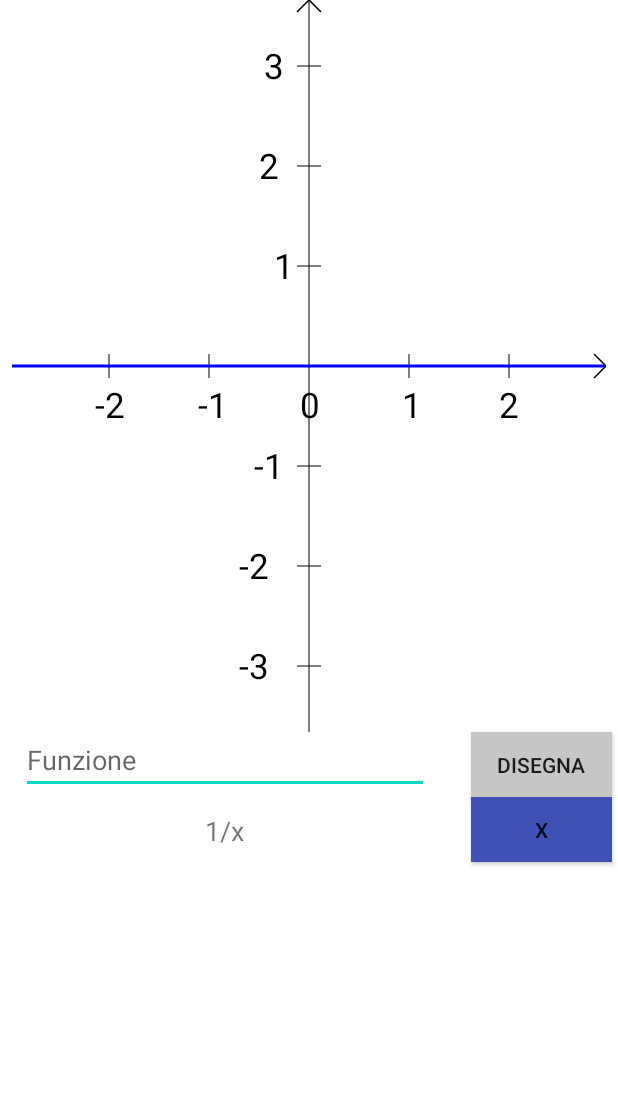
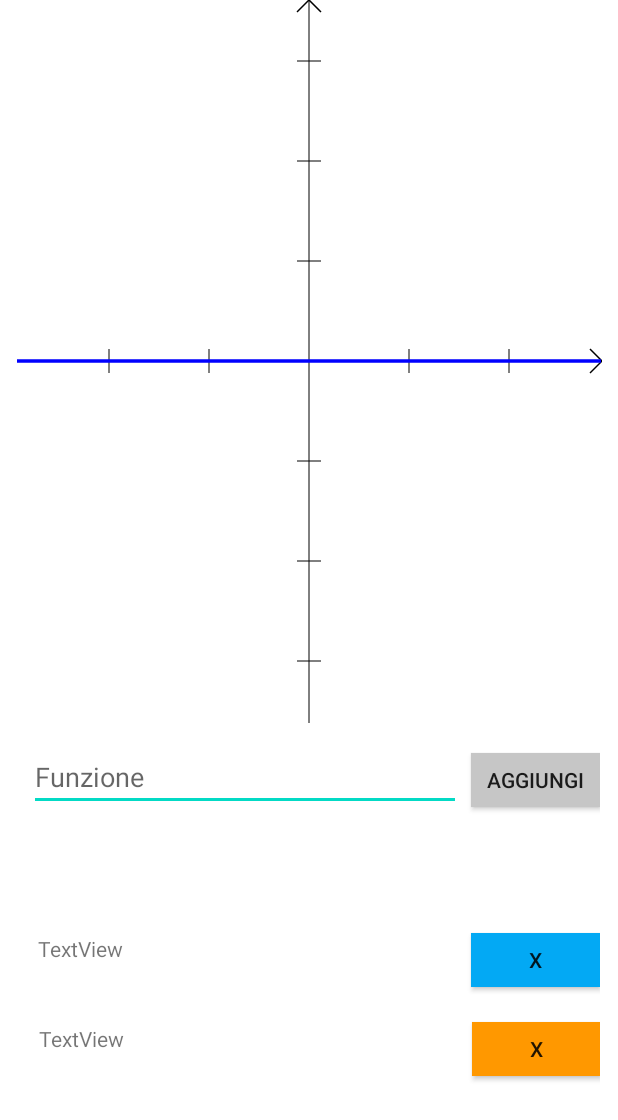
Before and after one commit to rxfiu/F_QMath, an Android app: the screen it shows after launch (MainActivity), after a tap on an icon or button, on a phone screen of 412 x 824 dp. Shown: the top 1120 px of the screen. Run offline under Robolectric (Android 15) with nearby library versions, the phone set to English and light mode, and no system bars; 3 statements that could not run were skipped; 1 other tap on this screen came first.

Commit message:
TO DO: two functions

```diff
--- a/app/build.gradle
+++ b/app/build.gradle
@@ -27,6 +27,8 @@ dependencies {
     implementation 'androidx.appcompat:appcompat:1.2.0'
     implementation 'androidx.constraintlayout:constraintlayout:2.0.4'
     implementation files('libs\\exp4j-0.4.8.jar')
+    implementation 'androidx.legacy:legacy-support-v4:1.0.0'
+    implementation 'androidx.recyclerview:recyclerview:1.1.0'
     testImplementation 'junit:junit:4.12'
     androidTestImplementation 'androidx.test.ext:junit:1.1.2'
     androidTestImplementation 'androidx.test.espresso:espresso-core:3.3.0'
--- a/app/src/main/java/com/example/disegnofunzione/Graph.java
+++ b/app/src/main/java/com/example/disegnofunzione/Graph.java
@@ -242,4 +242,10 @@ public class Graph {
         //functions.add(functionToDraw);
         //drawFunction(functions.get(0));
     }
+    public void deleteFunction(String fx) {
+        FunctionToDraw functionToDraw = new FunctionToDraw(this, fx, Color.WHITE);
+        eraseFunction(functionToDraw);
+        //functions.add(functionToDraw);
+        //drawFunction(functions.get(0));
+    }
 }
--- a/app/src/main/java/com/example/disegnofunzione/MainActivity.java
+++ b/app/src/main/java/com/example/disegnofunzione/MainActivity.java
@@ -1,23 +1,19 @@
 package com.example.disegnofunzione;
 
 import androidx.appcompat.app.AppCompatActivity;
-import androidx.core.content.res.ResourcesCompat;
 
-import android.content.Context;
 import android.graphics.Bitmap;
 import android.graphics.Canvas;
 import android.graphics.Color;
 import android.graphics.Paint;
 import android.graphics.Path;
+import android.graphics.PixelFormat;
 import android.graphics.Rect;
-import android.graphics.Typeface;
 import android.os.Bundle;
-import android.text.TextPaint;
 import android.view.View;
+import android.view.ViewTreeObserver;
 import android.widget.EditText;
 import android.widget.ImageView;
-
-import java.util.ResourceBundle;
 
 public class MainActivity extends AppCompatActivity {
     float centerX, centerY, endX, endY;
@@ -26,54 +22,100 @@ public class MainActivity extends AppCompatActivity {
     float offset = 10;
     float scale = 100f, scaleX = 1, scaleY = 1;
 
+    public Graph getGraph() {
+        return graph;
+    }
+
+    private Graph graph;
+
+    private void configGraph() {
+        final ImageView img = findViewById(R.id.imageView);
+        img.getViewTreeObserver().addOnGlobalLayoutListener(new ViewTreeObserver.OnGlobalLayoutListener() {
+            @Override
+            public void onGlobalLayout() {
+                //Remove it here unless you want to get this callback for EVERY
+                //layout pass, which can get you into infinite loops if you ever
+                //modify the layout from within this method.
+                img.getViewTreeObserver().removeOnGlobalLayoutListener(this);
+
+                //Now you can get the width and height from content
+                int width = img.getWidth();
+                int height = img.getHeight();
+
+                bitmap = Bitmap.createBitmap(width, height, Bitmap.Config.ARGB_8888);
+                img.setImageBitmap(bitmap);
+
+                Canvas canvas = new Canvas(bitmap);
+                graph = new Graph(canvas);
+            }
+        });
+    }
+
     @Override
     protected void onCreate(Bundle savedInstanceState) {
         super.onCreate(savedInstanceState);
         setContentView(R.layout.activity_main);
+        getWindow().setFormat(PixelFormat.RGB_565);
+        configGraph();
     }
 
-    public void onButtonTestClick(View v)
-    {
-        ImageView img = findViewById(R.id.imageView);
-        int width = img.getWidth();
-        int height = img.getHeight();
+    public void onButtonAddFunctionClick(View v) {
 
-        bitmap = Bitmap.createBitmap(width, height, Bitmap.Config.ARGB_8888);
-        img.setImageBitmap(bitmap);
+        EditText funcTxt = findViewById(R.id.editTextFunction);
+        String fx = funcTxt.getText().toString();
 
-        Canvas canvas = new Canvas(bitmap);
+        Graph graph = getGraph();
 
-        /*disegna grafico vuoto */
-        Paint paint = new Paint();
-        paint.setColor(Color.BLACK);
-        paint.setStrokeWidth(1);
+        graph.addFunction(fx);
+//        ImageView img = findViewById(R.id.imageView);
+//        int width = img.getWidth();
+//        int height = img.getHeight();
+//
+//        bitmap = Bitmap.createBitmap(width, height, Bitmap.Config.ARGB_8888);
+//        img.setImageBitmap(bitmap);
+//
+//        Canvas canvas = new Canvas(bitmap);
+//
+//        /*disegna grafico vuoto */
+//        Paint paint = new Paint();
+//        paint.setColor(Color.BLACK);
+//        paint.setStrokeWidth(1);
+//
+//        endX = canvas.getClipBounds().right;
+//        endY = canvas.getClipBounds().bottom;
+//        centerX = canvas.getClipBounds().centerX();
+//        centerY = canvas.getClipBounds().centerY();
+//
+//        canvas.drawLine(centerX, 0, centerX, endY, paint);
+//        canvas.drawLine(0, centerY, endX, centerY, paint);
+//        //frecce
+//
+//        drawArrows(canvas);
+//        drawScale(canvas, scale);
+//        drawIndexes(canvas, scale);
+//
+//
+//        /*prepara funzione*/
+//        EditText funcTxt = findViewById(R.id.FunctionText);
+//        String funzione = funcTxt.getText().toString();
+//        try {
+//            mathFunction = new Function(funzione);
+//        }
+//        catch (Exception e) {
+//            mathFunction = new Function("0");
+//        }
+//
+//        /*disegna*/
+//        disegnaFunzione(bitmap);
+    }
 
-        endX = canvas.getClipBounds().right;
-        endY = canvas.getClipBounds().bottom;
-        centerX = canvas.getClipBounds().centerX();
-        centerY = canvas.getClipBounds().centerY();
+    public void onButtonDeleteFunctionClick(View v){
+        EditText funcTxt = findViewById(R.id.editTextFunction);
+        String fx = funcTxt.getText().toString();
 
-        canvas.drawLine(centerX, 0, centerX, endY, paint);
-        canvas.drawLine(0, centerY, endX, centerY, paint);
-        //frecce
+        Graph graph = getGraph();
 
-        drawArrows(canvas);
-        drawScale(canvas, scale);
-        drawIndexes(canvas, scale);
-
-
-        /*prepara funzione*/
-        EditText funcTxt = findViewById(R.id.FunctionText);
-        String funzione = funcTxt.getText().toString();
-        try {
-            mathFunction = new Function(funzione);
-        }
-        catch (Exception e) {
-            mathFunction = new Function("0");
-        }
-
-        /*disegna*/
-        disegnaFunzione(bitmap);
+        graph.deleteFunction(fx);
     }
 
 
--- /dev/null
+++ b/app/src/main/java/com/example/disegnofunzione/fragmentFunction.java
@@ -0,0 +1,64 @@
+package com.example.disegnofunzione;
+
+import android.os.Bundle;
+
+import androidx.fragment.app.Fragment;
+
+import android.view.LayoutInflater;
+import android.view.View;
+import android.view.ViewGroup;
+
+/**
+ * A simple {@link Fragment} subclass.
+ * Use the {@link fragmentFunction#newInstance} factory method to
+ * create an instance of this fragment.
+ */
+public class fragmentFunction extends Fragment {
+
+    // TODO: Rename parameter arguments, choose names that match
+    // the fragment initialization parameters, e.g. ARG_ITEM_NUMBER
+    private static final String ARG_PARAM1 = "fx";
+    private static final String ARG_PARAM2 = "color";
+
+    // TODO: Rename and change types of parameters
+    private String fx;
+    private String color;
+
+    public fragmentFunction() {
+        // Required empty public constructor
+    }
+
+    /**
+     * Use this factory method to create a new instance of
+     * this fragment using the provided parameters.
+     *
+     * @param fx Parameter 1.
+     * @param color Parameter 2.
+     * @return A new instance of fragment fragmentFunction.
+     */
+    // TODO: Rename and change types and number of parameters
+    public static fragmentFunction newInstance(String fx, String color) {
+        fragmentFunction fragment = new fragmentFunction();
+        Bundle args = new Bundle();
+        args.putString(ARG_PARAM1, fx);
+        args.putString(ARG_PARAM2, color);
+        fragment.setArguments(args);
+        return fragment;
+    }
+
+    @Override
+    public void onCreate(Bundle savedInstanceState) {
+        super.onCreate(savedInstanceState);
+        if (getArguments() != null) {
+            fx = getArguments().getString(ARG_PARAM1);
+            color = getArguments().getString(ARG_PARAM2);
+        }
+    }
+
+    @Override
+    public View onCreateView(LayoutInflater inflater, ViewGroup container,
+                             Bundle savedInstanceState) {
+        // Inflate the layout for this fragment
+        return inflater.inflate(R.layout.fragment_function, container, false);
+    }
+}
--- a/app/src/main/res/layout/activity_main.xml
+++ b/app/src/main/res/layout/activity_main.xml
@@ -7,70 +7,119 @@
     android:background="#FFFFFF"
     tools:context=".MainActivity">
 
-    <Button
-        android:id="@+id/buttonTest"
-        android:layout_width="94dp"
-        android:layout_height="43dp"
-        android:layout_marginEnd="4dp"
-        android:layout_marginRight="4dp"
-        android:background="#C6C6C6"
-        android:onClick="onButtonTestClick"
-        android:text="Disegna"
-        app:layout_constraintEnd_toEndOf="parent"
-        app:layout_constraintTop_toBottomOf="@+id/imageView" />
-
-    <Button
-        android:id="@+id/buttonTest2"
-        android:layout_width="94dp"
-        android:layout_height="43dp"
-        android:layout_marginEnd="4dp"
-        android:layout_marginRight="4dp"
-        android:background="#3F51B5"
-        android:onClick="onButtonTestClick"
-        android:text="X"
-        app:layout_constraintEnd_toEndOf="parent"
-        app:layout_constraintHorizontal_bias="1.0"
-        app:layout_constraintStart_toEndOf="@+id/textView"
-        app:layout_constraintTop_toBottomOf="@+id/buttonTest" />
-
     <ImageView
         android:id="@+id/imageView"
-        android:layout_width="396dp"
-        android:layout_height="488dp"
-        android:background="@android:color/transparent"
+        android:layout_width="390dp"
+        android:layout_height="482dp"
+        android:adjustViewBounds="true"
+        android:background="@android:color/white"
+        android:contentDescription="Graph"
         app:layout_constraintEnd_toEndOf="parent"
         app:layout_constraintStart_toStartOf="parent"
         app:layout_constraintTop_toTopOf="parent"
         tools:srcCompat="@tools:sample/avatars[5]" />
 
+    <androidx.constraintlayout.widget.ConstraintLayout
+        android:id="@+id/constraintLayoutFunction"
+        android:layout_width="388dp"
+        android:layout_height="60dp"
+        android:layout_marginTop="8dp"
+        app:layout_constraintEnd_toEndOf="parent"
+        app:layout_constraintStart_toStartOf="parent"
+        app:layout_constraintTop_toBottomOf="@+id/imageView">
+
         <EditText
-        android:id="@+id/FunctionText"
-        android:layout_width="272dp"
+            android:id="@+id/editTextFunction"
+            android:layout_width="288dp"
             android:layout_height="41dp"
-        android:layout_marginStart="16dp"
-        android:layout_marginLeft="16dp"
-        android:layout_marginEnd="32dp"
-        android:layout_marginRight="32dp"
             android:ems="10"
             android:hint="Funzione"
             android:inputType="textPersonName"
-        app:layout_constraintEnd_toStartOf="@+id/buttonTest"
-        app:layout_constraintHorizontal_bias="0.421"
+            app:layout_constraintBottom_toBottomOf="parent"
+            app:layout_constraintEnd_toStartOf="@+id/buttonAddFunction"
             app:layout_constraintStart_toStartOf="parent"
-        app:layout_constraintTop_toBottomOf="@+id/imageView" />
+            app:layout_constraintTop_toTopOf="parent" />
+
+        <Button
+            android:id="@+id/buttonAddFunction"
+            android:layout_width="86dp"
+            android:layout_height="36dp"
+            android:background="#C6C6C6"
+            android:onClick="onButtonAddFunctionClick"
+            android:text="Aggiungi"
+            app:layout_constraintBottom_toBottomOf="parent"
+            app:layout_constraintEnd_toEndOf="parent"
+            app:layout_constraintTop_toTopOf="parent" />
+    </androidx.constraintlayout.widget.ConstraintLayout>
+
+    <LinearLayout
+        android:layout_width="387dp"
+        android:layout_height="154dp"
+        android:orientation="vertical"
+        app:layout_constraintBottom_toBottomOf="parent"
+        app:layout_constraintEnd_toEndOf="parent"
+        app:layout_constraintStart_toStartOf="parent"
+        app:layout_constraintTop_toBottomOf="@+id/constraintLayoutFunction">
+
+        <androidx.constraintlayout.widget.ConstraintLayout
+            android:id="@+id/constraintLayoutFunction"
+            android:layout_width="match_parent"
+            android:layout_height="59dp"
+            app:layout_constraintEnd_toEndOf="parent"
+            app:layout_constraintStart_toStartOf="parent"
+            tools:layout_editor_absoluteY="568dp">
+
+            <Button
+                android:id="@+id/buttonAddFunction"
+                android:layout_width="86dp"
+                android:layout_height="36dp"
+                android:background="#03A9F4"
+                android:onClick="onButtonAddFunctionClick"
+                android:text="x"
+                app:layout_constraintBottom_toBottomOf="parent"
+                app:layout_constraintEnd_toEndOf="parent"
+                app:layout_constraintTop_toTopOf="parent" />
 
             <TextView
-        android:id="@+id/textView"
-        android:layout_width="267dp"
-        android:layout_height="29dp"
-        android:layout_marginStart="16dp"
-        android:layout_marginLeft="16dp"
-        android:layout_marginTop="10dp"
-        android:gravity="center"
-        android:text="1/x"
-        android:textAppearance="@style/TextAppearance.AppCompat.Small"
-        android:textSize="18sp"
+                android:id="@+id/textView2"
+                android:layout_width="276dp"
+                android:layout_height="34dp"
+                android:text="TextView"
+                app:layout_constraintBottom_toBottomOf="parent"
+                app:layout_constraintEnd_toStartOf="@+id/buttonAddFunction"
                 app:layout_constraintStart_toStartOf="parent"
-        app:layout_constraintTop_toBottomOf="@+id/FunctionText" />
+                app:layout_constraintTop_toTopOf="parent" />
+        </androidx.constraintlayout.widget.ConstraintLayout>
+
+        <androidx.constraintlayout.widget.ConstraintLayout
+            android:id="@+id/constraintLayoutFunction"
+            android:layout_width="388dp"
+            android:layout_height="60dp"
+            app:layout_constraintEnd_toEndOf="parent"
+            app:layout_constraintStart_toStartOf="parent"
+            tools:layout_editor_absoluteY="568dp">
+
+            <Button
+                android:id="@+id/buttonAddFunction"
+                android:layout_width="86dp"
+                android:layout_height="36dp"
+                android:background="#FF9800"
+                android:onClick="onButtonAddFunctionClick"
+                android:text="x"
+                app:layout_constraintBottom_toBottomOf="parent"
+                app:layout_constraintEnd_toEndOf="parent"
+                app:layout_constraintTop_toTopOf="parent" />
+
+            <TextView
+                android:id="@+id/textView2"
+                android:layout_width="276dp"
+                android:layout_height="34dp"
+                android:text="TextView"
+                app:layout_constraintBottom_toBottomOf="parent"
+                app:layout_constraintEnd_toStartOf="@+id/buttonAddFunction"
+                app:layout_constraintStart_toStartOf="parent"
+                app:layout_constraintTop_toTopOf="parent" />
+        </androidx.constraintlayout.widget.ConstraintLayout>
+    </LinearLayout>
 
 </androidx.constraintlayout.widget.ConstraintLayout>
--- /dev/null
+++ b/app/src/main/res/layout/fragment_function.xml
@@ -0,0 +1,48 @@
+<?xml version="1.0" encoding="utf-8"?>
+<FrameLayout xmlns:android="http://schemas.android.com/apk/res/android"
+    xmlns:app="http://schemas.android.com/apk/res-auto"
+    xmlns:tools="http://schemas.android.com/tools"
+    android:layout_width="match_parent"
+    android:layout_height="match_parent"
+    tools:context=".fragmentFunction">
+
+    <!-- TODO: Update blank fragment layout -->
+    <androidx.constraintlayout.widget.ConstraintLayout
+        android:layout_width="match_parent"
+        android:layout_height="70dp">
+
+        <TableRow
+            android:layout_width="397dp"
+            android:layout_height="60dp"
+            app:layout_constraintBottom_toBottomOf="parent"
+            app:layout_constraintEnd_toEndOf="parent"
+            app:layout_constraintStart_toStartOf="parent"
+            app:layout_constraintTop_toTopOf="parent">
+
+            <TextView
+                android:id="@+id/textViewFunction"
+                android:layout_width="280dp"
+                android:layout_height="34dp"
+                android:layout_marginStart="16dp"
+                android:layout_marginLeft="16dp"
+                android:layout_marginTop="8dp"
+                android:gravity="center"
+                android:text="1/x"
+                android:textAppearance="@style/TextAppearance.AppCompat.Small"
+                android:textSize="18sp" />
+
+            <Button
+                android:id="@+id/buttonDeleteFunction"
+                android:layout_width="94dp"
+                android:layout_height="43dp"
+                android:layout_marginTop="8dp"
+                android:layout_marginEnd="8dp"
+                android:layout_marginRight="8dp"
+                android:background="#3F51B5"
+                android:onClick="onButtonDeleteFunctionClick"
+                android:text="X" />
+        </TableRow>
+
+    </androidx.constraintlayout.widget.ConstraintLayout>
+
+</FrameLayout>
--- a/app/src/main/res/values/strings.xml
+++ b/app/src/main/res/values/strings.xml
@@ -1,3 +1,5 @@
 <resources>
     <string name="app_name">DisegnoFunzione</string>
+    <!-- TODO: Remove or change this placeholder text -->
+    <string name="hello_blank_fragment">Hello blank fragment</string>
 </resources>
```
Lines whose indentation alone changed are shown as unchanged.
